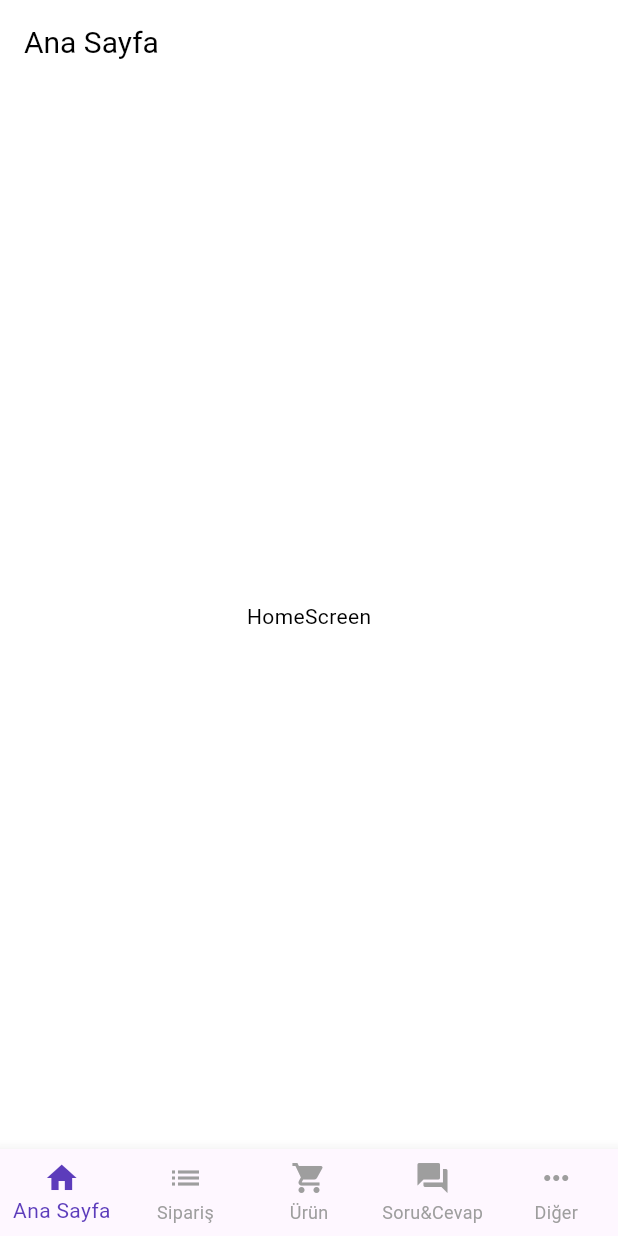
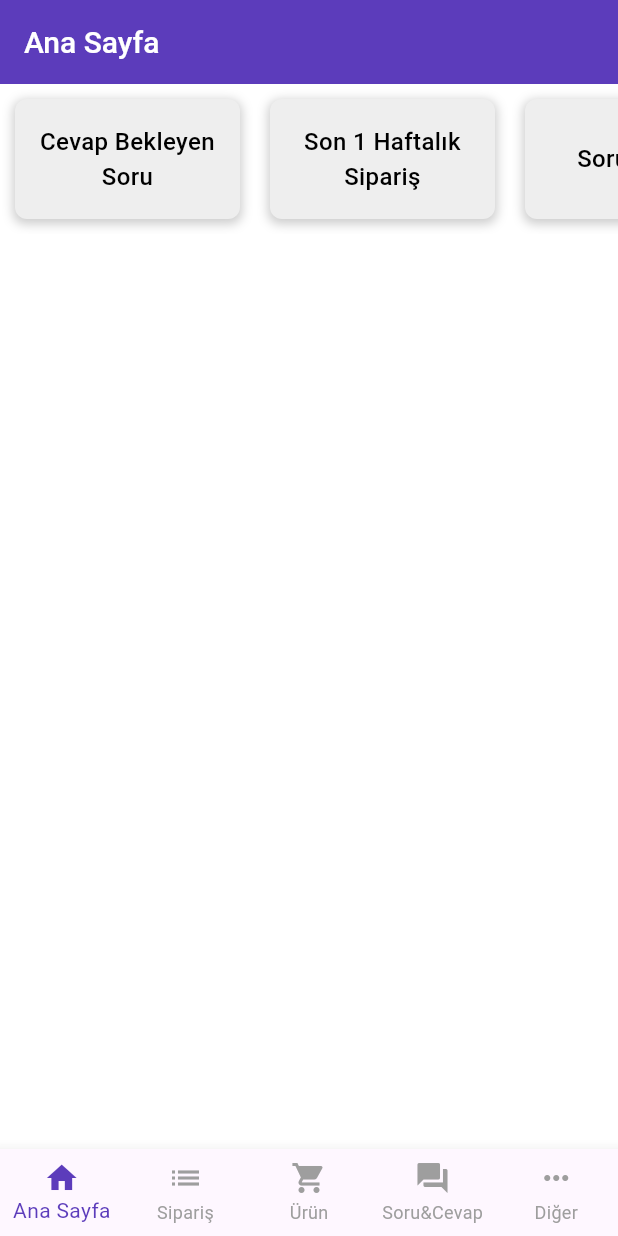
Before and after one commit to yakupyavuz11/n11_magaza_yonetim_paneli, a Flutter app: the screen it shows after launch, after a tap on "Giriş Yap", on a phone screen of 412 x 824 dp. Run offline on Flutter 3.47's test engine with Material 3 defaults, Android fonts, the phone set to English and light mode, and no system bars; our stand-ins replace fl_chart.

Commit message:
card_widget,change_passworddashboard_screens

```diff
--- a/lib/auth/login.dart
+++ b/lib/auth/login.dart
@@ -1,5 +1,7 @@
+import 'package:flutter/gestures.dart';
 import 'package:flutter/material.dart';
-import 'package:n11_magaza_yonetim_paneli/dashboard.dart';
+import 'package:n11_magaza_yonetim_paneli/screens/change_password.dart';
+import 'package:n11_magaza_yonetim_paneli/screens/dashboard_screens.dart';
 
 class LoginScreen extends StatefulWidget {
   const LoginScreen({super.key});
@@ -9,6 +11,16 @@ class LoginScreen extends StatefulWidget {
 }
 
 class _LoginScreenState extends State<LoginScreen> {
+  final ScrollController _scrollController = ScrollController();
+
+  void _scrollToTop() {
+    _scrollController.animateTo(
+      0.0,
+      duration: const Duration(milliseconds: 300),
+      curve: Curves.easeOut,
+    );
+  }
+
   @override
   Widget build(BuildContext context) {
     // MediaQuery kullanarak ekran boyutlarını al
@@ -21,94 +33,127 @@ class _LoginScreenState extends State<LoginScreen> {
         actions: [
           TextButton(
             onPressed: () {},
-            child: Text('Yardım'),
             style: TextButton.styleFrom(
               foregroundColor: Theme.of(context).primaryColor,
             ),
+            child: const Text('Yardım'),
           ),
         ],
       ),
-      body: Stack(
-        children: [
-          Align(
-            alignment: Alignment.topCenter,
-            child: Container(
-              padding:
-                  EdgeInsets.only(top: screenHeight * 0.15), // Yukarıdan boşluk
-              child: Container(
-                width: screenWidth * 0.8, // Ekran genişliğinin %80'i
-                constraints: BoxConstraints(
-                  maxHeight: screenHeight * 0.75, // Ekran yüksekliğinin %75'i
-                ),
+      body: SingleChildScrollView(
+        controller: _scrollController,
+        child: Center(
+          child: Padding(
+            padding: EdgeInsets.symmetric(horizontal: screenWidth * 0.05), // Yanlardan boşluk
             child: Column(
               mainAxisAlignment: MainAxisAlignment.center,
-                  crossAxisAlignment: CrossAxisAlignment.center,
               children: [
                 // Logo
                 Image.asset(
-                      'assets/images/logo.png', // Logonun yolu
-                      width: screenWidth *
-                          0.6, // Logonun genişliği ekran genişliğinin %60'ı
-                      height: screenHeight *
-                          0.2, // Logonun yüksekliği ekran yüksekliğinin %20'si
+                  'assets/images/logo.png',
+                  width: screenWidth * 0.6,
+                  height: screenHeight * 0.2,
                 ),
-                    SizedBox(height: 16), // Logo ve metin arasındaki boşluk
+                const SizedBox(height: 16),
                 Text(
                   'Mağaza Yönetim Sistemi',
                   style: TextStyle(
-                        fontSize: screenWidth *
-                            0.05, // Yazı boyutu ekran genişliğinin %5'i
-                        fontWeight: FontWeight.bold, // Yazı kalınlığı
-                        color: Theme.of(context)
-                            .primaryColor, // Tema rengiyle yazı rengi
+                    fontSize: screenWidth * 0.05, // Yazı boyutu ekran genişliğinin %5'i
+                    fontWeight: FontWeight.bold,
+                    color: Theme.of(context).primaryColor,
                   ),
                   textAlign: TextAlign.center, // Metni ortalamak için
                 ),
-                    SizedBox(
-                        height: 24), // Metin ve TextField'lar arasındaki boşluk
-                    TextField(
+                const SizedBox(height: 24), // Metin ve TextField'lar arasındaki boşluk
+                const TextField(
                   decoration: InputDecoration(
                     labelText: 'Kullanıcı Adı',
-                        prefixIcon:
-                            Icon(Icons.person, color: Colors.grey), // Sol ikon
+                    prefixIcon: Icon(Icons.person, color: Colors.grey), // Sol ikon
                   ),
                 ),
-                    SizedBox(height: 16), // TextField'lar arasında boşluk
-                    TextField(
+                const SizedBox(height: 16), // TextField'lar arasında boşluk
+                const TextField(
                   decoration: InputDecoration(
                     labelText: 'Şifre',
-                        prefixIcon:
-                            Icon(Icons.lock, color: Colors.grey), // Sol ikon
+                    prefixIcon: Icon(Icons.lock, color: Colors.grey), // Sol ikon
                   ),
                   obscureText: true, // Şifreyi gizlemek için
                 ),
-                    SizedBox(
-                        height: 24), // TextField'lar ve buton arasındaki boşluk
+                const SizedBox(height: 24), // TextField'lar ve buton arasındaki boşluk
                 ElevatedButton(
                   onPressed: () {
                     Navigator.push(
                       context,
                       MaterialPageRoute(
-                                builder: (context) => DashboardScreen()));
+                        builder: (context) => const DashboardScreen(),
+                      ),
+                    );
                   },
+                  style: ElevatedButton.styleFrom(
+                    backgroundColor: Theme.of(context).primaryColor, // Arka plan rengi
+                    padding: EdgeInsets.symmetric(
+                      horizontal: screenWidth * 0.1,
+                      vertical: 12.0,
+                    ),
+                    minimumSize: const Size(double.infinity, 40), // Butonun yüksekliği
+                    shape: const RoundedRectangleBorder(
+                      borderRadius: BorderRadius.all(Radius.circular(7)), // Köşeleri yuvarlamak için
+                    ),
+                  ),
                   child: const Text(
                     "Giriş Yap",
                     style: TextStyle(color: Colors.white),
                   ),
-                      style: ElevatedButton.styleFrom(
-                        backgroundColor:
-                            Theme.of(context).primaryColor, // Arka plan rengi
-                        padding: EdgeInsets.symmetric(
-                            horizontal: screenWidth * 0.1,
-                            vertical: 12.0), // İç boşlukları ayarla
-                        minimumSize:
-                            Size(double.infinity, 40), // Butonun yüksekliği
-                      ).copyWith(
-                        shape: MaterialStateProperty.all(
-                          RoundedRectangleBorder(
-                            borderRadius: BorderRadius
-                                .zero, // Köşeleri kare yapmak için sıfır
                 ),
+                SizedBox(height: screenHeight * 0.03),
+                Padding(
+                  padding: EdgeInsets.symmetric(horizontal: screenWidth * 0.05),
+                  child: RichText(
+                    textAlign: TextAlign.center,
+                    text: TextSpan(
+                      children: [
+                        TextSpan(
+                          text: 'Kullanıcı Adımı ',
+                          style: TextStyle(
+                            color: Theme.of(context).primaryColor,
+                            fontSize: screenWidth * 0.04,
+                            decoration: TextDecoration.underline,
+                          ),
+                          recognizer: TapGestureRecognizer()..onTap = () {
+                            _scrollToTop(); // Sayfayı yukarı kaydır
+                            Navigator.push(
+                              context,
+                              MaterialPageRoute(
+                                builder: (context) => const ChangePasswordScreens(),
+                              ),
+                            );
+                          },
+                        ),
+                        TextSpan(
+                          text: 'veya ',
+                          style: TextStyle(
+                            color: Theme.of(context).primaryColor,
+                            fontSize: screenWidth * 0.04,
+                          ),
+                        ),
+                        TextSpan(
+                          text: 'Şifremi Unuttum',
+                          style: TextStyle(
+                            color: Theme.of(context).primaryColor,
+                            fontSize: screenWidth * 0.04, // Yazı boyutu ekran genişliğinin %4'ü
+                            decoration: TextDecoration.underline, // Altı çizili stil
+                          ),
+                          recognizer: TapGestureRecognizer()..onTap = () {
+                            _scrollToTop(); // Sayfayı yukarı kaydır
+                            Navigator.push(
+                              context,
+                              MaterialPageRoute(
+                                builder: (context) => const ChangePasswordScreens(),
+                              ),
+                            );
+                          },
+                        ),
+                      ],
                     ),
                   ),
                 ),
@@ -117,8 +162,6 @@ class _LoginScreenState extends State<LoginScreen> {
           ),
         ),
       ),
-        ],
-      ),
     );
   }
 }
--- /dev/null
+++ b/lib/component/card_widget.dart
@@ -0,0 +1,50 @@
+import 'package:flutter/material.dart';
+
+class CardWidget extends StatelessWidget {
+  final double height;
+  final double width;
+  final Color color;
+  final String text;
+
+  const CardWidget({
+    Key? key,
+    required this.height,
+    required this.width,
+    required this.color,
+    required this.text,
+  }) : super(key: key);
+
+  @override
+  Widget build(BuildContext context) {
+    return Container(
+      height: height,
+      width: width,
+      decoration: BoxDecoration(
+        color: color,
+        borderRadius: BorderRadius.circular(8.0), // Köşeleri yuvarlama
+        boxShadow: [
+          BoxShadow(
+            color: Colors.black.withOpacity(0.2),
+            spreadRadius: 1,
+            blurRadius: 5,
+            offset: const Offset(0, 2), // Kartın gölgesi
+          ),
+        ],
+      ),
+      child: Padding(
+        padding: const EdgeInsets.all(8.0), // Kartın içindeki boşluk
+        child: Center(
+          child: Text(
+            text,
+            style: const TextStyle(
+              color: Colors.black, // Metin rengi
+              fontSize: 16,
+              fontWeight: FontWeight.w500,
+            ),
+            textAlign: TextAlign.center, // Metni ortala
+          ),
+        ),
+      ),
+    );
+  }
+}
--- a/lib/main.dart
+++ b/lib/main.dart
@@ -2,10 +2,10 @@ import 'package:flutter/material.dart';
 import 'package:n11_magaza_yonetim_paneli/auth/login.dart';
 import 'package:n11_magaza_yonetim_paneli/screens/home_screens.dart';
 import 'package:n11_magaza_yonetim_paneli/theme.dart';
-import 'dashboard.dart'; // Dashboard sayfası
+import 'screens/dashboard_screens.dart'; // Dashboard sayfası
 
 void main() {
-  runApp(MyApp());
+  runApp(const MyApp());
 }
 
 class MyApp extends StatelessWidget {
--- a/lib/dashboard.dart
+++ b/lib/screens/dashboard_screens.dart
@@ -40,8 +40,10 @@ class _DashboardScreenState extends State<DashboardScreen> {
   @override
   Widget build(BuildContext context) {
     return Scaffold(
+      backgroundColor: Colors.white,
       appBar: AppBar(
-        title: Text(_titles[_selectedIndex]),
+        backgroundColor: Theme.of(context).primaryColor,
+        title: Text(_titles[_selectedIndex],style:const TextStyle(color: Colors.white,fontWeight: FontWeight.w500),),
         automaticallyImplyLeading: false, // Geri oklarını kaldırmak için
       ),
       body: _pages[_selectedIndex],
--- a/lib/screens/home_screens.dart
+++ b/lib/screens/home_screens.dart
@@ -1,4 +1,6 @@
 import 'package:flutter/material.dart';
+import 'package:fl_chart/fl_chart.dart';
+import 'package:n11_magaza_yonetim_paneli/component/card_widget.dart';
 
 class HomeScreens extends StatefulWidget {
   const HomeScreens({super.key});
@@ -11,9 +13,31 @@ class _HomeScreensState extends State<HomeScreens> {
   @override
   Widget build(BuildContext context) {
     return Scaffold(
-      body: Center(
-        child: Text("HomeScreen"),
-      ),
-    );
-  }
+      body: Column(
+        children: [
+          // Yatay kaydırılabilir kartlar
+          Container(
+            height: 100, // Yatay liste için yeterli yükseklik
+            child: ListView(
+              scrollDirection: Axis.horizontal,
+              children: List.generate(4, (index) {
+                // Kartlar için renkler ve metinler
+                final colors = [Colors.grey[200]!, Colors.grey[200]!, Colors.grey[200]!, Colors.grey[200]!];
+                final texts = ['Cevap Bekleyen Soru', 'Son 1 Haftalık Sipariş', 'Soru Detay', 'Ürün Detay'];
+
+                return Padding(
+                  padding: const EdgeInsets.all(10.0),
+                  child: CardWidget(
+                    height: 70,
+                    width: 150,
+                    color: colors[index],
+                    text: texts[index],
+                  ),
+                );
+              }),
+            ),
+          ),
+    ]  ),
+            );
 }
+}
```
Also changed, not shown: lib/screens/change_password.dart (added, +96 -0 lines), pubspec.yaml (+6 -4 lines), pubspec.lock. Lines whose indentation alone changed are shown as unchanged.
